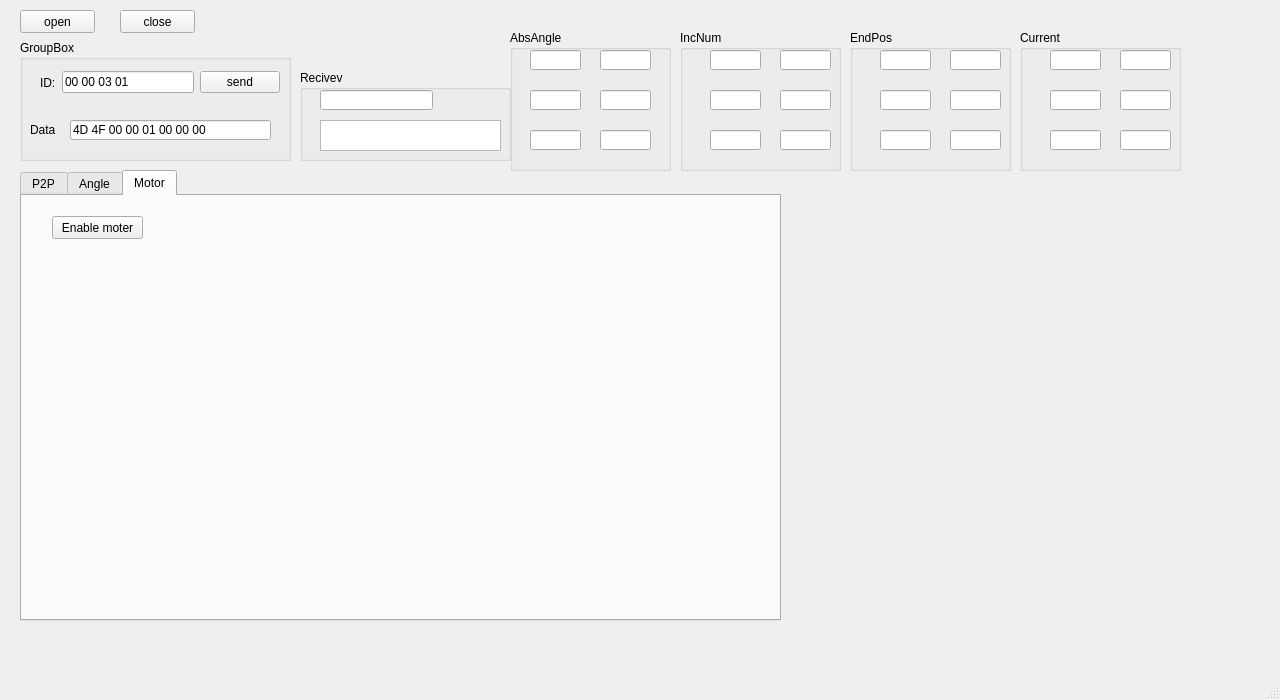
Before: the Qt Designer form view.ui in philyc/Manipulator_Controller, drawn with Qt 5.
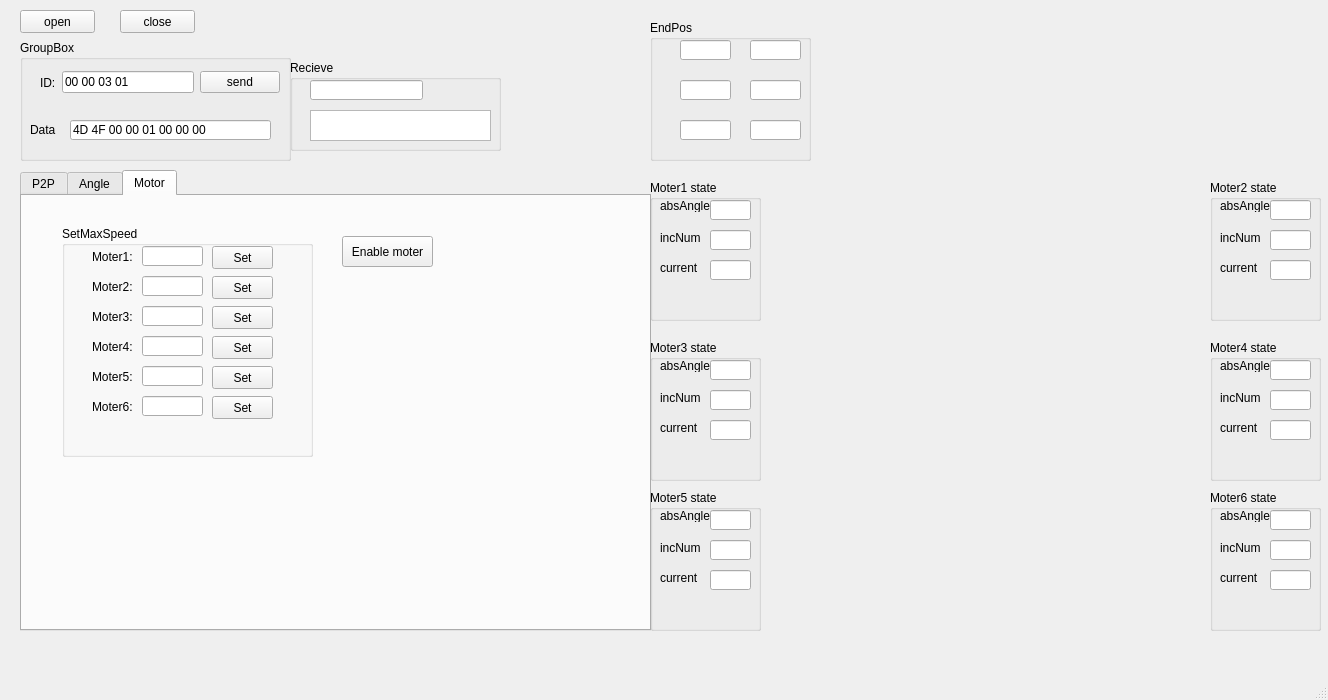
After: the same form once the commit is applied. The open tabs and pages were chosen to show the change. Custom widgets are drawn as their Qt base class.

The edit to the form file:
```diff
--- a/view.ui
+++ b/view.ui
@@ -9,7 +9,7 @@
    <rect>
     <x>0</x>
     <y>0</y>
-    <width>1280</width>
+    <width>1328</width>
     <height>700</height>
    </rect>
   </property>
@@ -120,8 +120,8 @@
      <rect>
       <x>20</x>
       <y>170</y>
-      <width>761</width>
-      <height>451</height>
+      <width>631</width>
+      <height>461</height>
      </rect>
     </property>
     <property name="tabPosition">
@@ -1221,29 +1221,258 @@
      <widget class="QPushButton" name="BtnEnable">
       <property name="geometry">
        <rect>
-        <x>30</x>
-        <y>20</y>
+        <x>320</x>
+        <y>40</y>
         <width>91</width>
-        <height>23</height>
+        <height>31</height>
        </rect>
       </property>
       <property name="text">
        <string>Enable moter</string>
       </property>
      </widget>
+     <widget class="QGroupBox" name="grpSetSpeed">
+      <property name="geometry">
+       <rect>
+        <x>40</x>
+        <y>30</y>
+        <width>251</width>
+        <height>231</height>
+       </rect>
+      </property>
+      <property name="title">
+       <string>SetMaxSpeed</string>
+      </property>
+      <widget class="QLabel" name="labMoter1SetSpeed">
+       <property name="geometry">
+        <rect>
+         <x>30</x>
+         <y>20</y>
+         <width>41</width>
+         <height>21</height>
+        </rect>
+       </property>
+       <property name="text">
+        <string>Moter1:</string>
+       </property>
+      </widget>
+      <widget class="QLabel" name="labMoter3SetSpeed">
+       <property name="geometry">
+        <rect>
+         <x>30</x>
+         <y>80</y>
+         <width>41</width>
+         <height>21</height>
+        </rect>
+       </property>
+       <property name="text">
+        <string>Moter3:</string>
+       </property>
+      </widget>
+      <widget class="QLabel" name="labMoter4SetSpeed">
+       <property name="geometry">
+        <rect>
+         <x>30</x>
+         <y>110</y>
+         <width>41</width>
+         <height>21</height>
+        </rect>
+       </property>
+       <property name="text">
+        <string>Moter4:</string>
+       </property>
+      </widget>
+      <widget class="QLineEdit" name="edtMoter2SetSpeed">
+       <property name="geometry">
+        <rect>
+         <x>80</x>
+         <y>50</y>
+         <width>61</width>
+         <height>20</height>
+        </rect>
+       </property>
+      </widget>
+      <widget class="QLineEdit" name="edtMoter4SetSpeed">
+       <property name="geometry">
+        <rect>
+         <x>80</x>
+         <y>110</y>
+         <width>61</width>
+         <height>20</height>
+        </rect>
+       </property>
+      </widget>
+      <widget class="QLabel" name="labMoter2SetSpeed">
+       <property name="geometry">
+        <rect>
+         <x>30</x>
+         <y>50</y>
+         <width>41</width>
+         <height>21</height>
+        </rect>
+       </property>
+       <property name="text">
+        <string>Moter2:</string>
+       </property>
+      </widget>
+      <widget class="QPushButton" name="btnMoter2SetSpeed">
+       <property name="geometry">
+        <rect>
+         <x>150</x>
+         <y>50</y>
+         <width>61</width>
+         <height>23</height>
+        </rect>
+       </property>
+       <property name="text">
+        <string>Set</string>
+       </property>
+      </widget>
+      <widget class="QPushButton" name="btnMoter3SetSpeed">
+       <property name="geometry">
+        <rect>
+         <x>150</x>
+         <y>80</y>
+         <width>61</width>
+         <height>23</height>
+        </rect>
+       </property>
+       <property name="text">
+        <string>Set</string>
+       </property>
+      </widget>
+      <widget class="QLineEdit" name="edtMoter1SetSpeed">
+       <property name="geometry">
+        <rect>
+         <x>80</x>
+         <y>20</y>
+         <width>61</width>
+         <height>20</height>
+        </rect>
+       </property>
+      </widget>
+      <widget class="QLabel" name="labMoter5SetSpeed">
+       <property name="geometry">
+        <rect>
+         <x>30</x>
+         <y>140</y>
+         <width>41</width>
+         <height>21</height>
+        </rect>
+       </property>
+       <property name="text">
+        <string>Moter5:</string>
+       </property>
+      </widget>
+      <widget class="QLineEdit" name="edtMoter3SetSpeed">
+       <property name="geometry">
+        <rect>
+         <x>80</x>
+         <y>80</y>
+         <width>61</width>
+         <height>20</height>
+        </rect>
+       </property>
+      </widget>
+      <widget class="QLabel" name="labMoter6SetSpeed">
+       <property name="geometry">
+        <rect>
+         <x>30</x>
+         <y>170</y>
+         <width>41</width>
+         <height>21</height>
+        </rect>
+       </property>
+       <property name="text">
+        <string>Moter6:</string>
+       </property>
+      </widget>
+      <widget class="QPushButton" name="btnMoter1SetSpeed">
+       <property name="geometry">
+        <rect>
+         <x>150</x>
+         <y>20</y>
+         <width>61</width>
+         <height>23</height>
+        </rect>
+       </property>
+       <property name="text">
+        <string>Set</string>
+       </property>
+      </widget>
+      <widget class="QPushButton" name="btnMoter6SetSpeed">
+       <property name="geometry">
+        <rect>
+         <x>150</x>
+         <y>170</y>
+         <width>61</width>
+         <height>23</height>
+        </rect>
+       </property>
+       <property name="text">
+        <string>Set</string>
+       </property>
+      </widget>
+      <widget class="QLineEdit" name="edtMoter5SetSpeed">
+       <property name="geometry">
+        <rect>
+         <x>80</x>
+         <y>140</y>
+         <width>61</width>
+         <height>20</height>
+        </rect>
+       </property>
+      </widget>
+      <widget class="QPushButton" name="btnMoter4SetSpeed">
+       <property name="geometry">
+        <rect>
+         <x>150</x>
+         <y>110</y>
+         <width>61</width>
+         <height>23</height>
+        </rect>
+       </property>
+       <property name="text">
+        <string>Set</string>
+       </property>
+      </widget>
+      <widget class="QLineEdit" name="edtMoter6SetSpeed">
+       <property name="geometry">
+        <rect>
+         <x>80</x>
+         <y>170</y>
+         <width>61</width>
+         <height>20</height>
+        </rect>
+       </property>
+      </widget>
+      <widget class="QPushButton" name="btnMoter5SetSpeed">
+       <property name="geometry">
+        <rect>
+         <x>150</x>
+         <y>140</y>
+         <width>61</width>
+         <height>23</height>
+        </rect>
+       </property>
+       <property name="text">
+        <string>Set</string>
+       </property>
+      </widget>
+     </widget>
     </widget>
    </widget>
    <widget class="QGroupBox" name="grpTest">
     <property name="geometry">
      <rect>
-      <x>300</x>
-      <y>70</y>
+      <x>290</x>
+      <y>60</y>
       <width>211</width>
       <height>91</height>
      </rect>
     </property>
     <property name="title">
-     <string>Recivev</string>
+     <string>Recieve</string>
     </property>
     <widget class="QLineEdit" name="edttest1">
      <property name="geometry">
@@ -1269,7 +1498,7 @@
    <widget class="QCustomPlot" name="wgtMoter1" native="true">
     <property name="geometry">
      <rect>
-      <x>810</x>
+      <x>760</x>
       <y>180</y>
       <width>231</width>
       <height>141</height>
@@ -1279,7 +1508,7 @@
    <widget class="QCustomPlot" name="wgtMoter2" native="true">
     <property name="geometry">
      <rect>
-      <x>1050</x>
+      <x>990</x>
       <y>180</y>
       <width>221</width>
       <height>141</height>
@@ -1289,8 +1518,8 @@
    <widget class="QCustomPlot" name="wgtMoter3" native="true">
     <property name="geometry">
      <rect>
-      <x>810</x>
-      <y>330</y>
+      <x>760</x>
+      <y>340</y>
       <width>231</width>
       <height>141</height>
      </rect>
@@ -1299,8 +1528,8 @@
    <widget class="QCustomPlot" name="wgtMoter4" native="true">
     <property name="geometry">
      <rect>
-      <x>1050</x>
-      <y>330</y>
+      <x>990</x>
+      <y>340</y>
       <width>221</width>
       <height>141</height>
      </rect>
@@ -1309,8 +1538,8 @@
    <widget class="QCustomPlot" name="wgtMoter5" native="true">
     <property name="geometry">
      <rect>
-      <x>810</x>
-      <y>480</y>
+      <x>760</x>
+      <y>500</y>
       <width>231</width>
       <height>131</height>
      </rect>
@@ -1319,164 +1548,18 @@
    <widget class="QCustomPlot" name="wgtMoter6" native="true">
     <property name="geometry">
      <rect>
-      <x>1050</x>
-      <y>480</y>
+      <x>990</x>
+      <y>490</y>
       <width>221</width>
       <height>141</height>
      </rect>
     </property>
    </widget>
-   <widget class="QGroupBox" name="grpAbsAngle">
-    <property name="geometry">
-     <rect>
-      <x>510</x>
-      <y>30</y>
-      <width>161</width>
-      <height>141</height>
-     </rect>
-    </property>
-    <property name="title">
-     <string>AbsAngle</string>
-    </property>
-    <widget class="QLineEdit" name="edtMoter3AbsAngle">
-     <property name="geometry">
-      <rect>
-       <x>20</x>
-       <y>100</y>
-       <width>51</width>
-       <height>20</height>
-      </rect>
-     </property>
-    </widget>
-    <widget class="QLineEdit" name="edtMoter2AbsAngle">
-     <property name="geometry">
-      <rect>
-       <x>20</x>
-       <y>60</y>
-       <width>51</width>
-       <height>20</height>
-      </rect>
-     </property>
-    </widget>
-    <widget class="QLineEdit" name="edtMoter1AbsAngle">
-     <property name="geometry">
-      <rect>
-       <x>20</x>
-       <y>20</y>
-       <width>51</width>
-       <height>20</height>
-      </rect>
-     </property>
-    </widget>
-    <widget class="QLineEdit" name="edtMoter6AbsAngle">
-     <property name="geometry">
-      <rect>
-       <x>90</x>
-       <y>100</y>
-       <width>51</width>
-       <height>20</height>
-      </rect>
-     </property>
-    </widget>
-    <widget class="QLineEdit" name="edtMoter5AbsAngle">
-     <property name="geometry">
-      <rect>
-       <x>90</x>
-       <y>60</y>
-       <width>51</width>
-       <height>20</height>
-      </rect>
-     </property>
-    </widget>
-    <widget class="QLineEdit" name="edtMoter4AbsAngle">
-     <property name="geometry">
-      <rect>
-       <x>90</x>
-       <y>20</y>
-       <width>51</width>
-       <height>20</height>
-      </rect>
-     </property>
-    </widget>
-   </widget>
-   <widget class="QGroupBox" name="grpIncNum">
-    <property name="geometry">
-     <rect>
-      <x>680</x>
-      <y>30</y>
-      <width>161</width>
-      <height>141</height>
-     </rect>
-    </property>
-    <property name="title">
-     <string>IncNum</string>
-    </property>
-    <widget class="QLineEdit" name="edtMoter3AddAngle">
-     <property name="geometry">
-      <rect>
-       <x>30</x>
-       <y>100</y>
-       <width>51</width>
-       <height>20</height>
-      </rect>
-     </property>
-    </widget>
-    <widget class="QLineEdit" name="edtMoter5AddAngle">
-     <property name="geometry">
-      <rect>
-       <x>100</x>
-       <y>60</y>
-       <width>51</width>
-       <height>20</height>
-      </rect>
-     </property>
-    </widget>
-    <widget class="QLineEdit" name="edtMoter4AddAngle">
-     <property name="geometry">
-      <rect>
-       <x>100</x>
-       <y>20</y>
-       <width>51</width>
-       <height>20</height>
-      </rect>
-     </property>
-    </widget>
-    <widget class="QLineEdit" name="edtMoter2AddAngle">
-     <property name="geometry">
-      <rect>
-       <x>30</x>
-       <y>60</y>
-       <width>51</width>
-       <height>20</height>
-      </rect>
-     </property>
-    </widget>
-    <widget class="QLineEdit" name="edtMoter6AddAngle">
-     <property name="geometry">
-      <rect>
-       <x>100</x>
-       <y>100</y>
-       <width>51</width>
-       <height>20</height>
-      </rect>
-     </property>
-    </widget>
-    <widget class="QLineEdit" name="edtMoter1AddAngle">
-     <property name="geometry">
-      <rect>
-       <x>30</x>
-       <y>20</y>
-       <width>51</width>
-       <height>20</height>
-      </rect>
-     </property>
-    </widget>
-   </widget>
    <widget class="QGroupBox" name="grpEndPos">
     <property name="geometry">
      <rect>
-      <x>850</x>
-      <y>30</y>
+      <x>650</x>
+      <y>20</y>
       <width>161</width>
       <height>141</height>
      </rect>
@@ -1548,21 +1631,234 @@
    <widget class="QGroupBox" name="grpIncNum_3">
     <property name="geometry">
      <rect>
-      <x>1020</x>
-      <y>30</y>
-      <width>161</width>
+      <x>650</x>
+      <y>180</y>
+      <width>111</width>
       <height>141</height>
      </rect>
     </property>
     <property name="title">
-     <string>Current</string>
+     <string>Moter1 state</string>
     </property>
+    <widget class="QLineEdit" name="edtMoter1AbsAngle">
+     <property name="geometry">
+      <rect>
+       <x>60</x>
+       <y>20</y>
+       <width>41</width>
+       <height>20</height>
+      </rect>
+     </property>
+    </widget>
+    <widget class="QLabel" name="labMoter1AbsAngle">
+     <property name="geometry">
+      <rect>
+       <x>10</x>
+       <y>20</y>
+       <width>54</width>
+       <height>12</height>
+      </rect>
+     </property>
+     <property name="text">
+      <string>absAngle</string>
+     </property>
+    </widget>
+    <widget class="QLabel" name="labMoter1AddAngle">
+     <property name="geometry">
+      <rect>
+       <x>10</x>
+       <y>50</y>
+       <width>54</width>
+       <height>16</height>
+      </rect>
+     </property>
+     <property name="text">
+      <string>incNum</string>
+     </property>
+    </widget>
+    <widget class="QLineEdit" name="edtMoter1AddAngle">
+     <property name="geometry">
+      <rect>
+       <x>60</x>
+       <y>50</y>
+       <width>41</width>
+       <height>20</height>
+      </rect>
+     </property>
+    </widget>
+    <widget class="QLineEdit" name="edtMoter1Current">
+     <property name="geometry">
+      <rect>
+       <x>60</x>
+       <y>80</y>
+       <width>41</width>
+       <height>20</height>
+      </rect>
+     </property>
+    </widget>
+    <widget class="QLabel" name="labMoter1Current">
+     <property name="geometry">
+      <rect>
+       <x>10</x>
+       <y>80</y>
+       <width>54</width>
+       <height>16</height>
+      </rect>
+     </property>
+     <property name="text">
+      <string>current</string>
+     </property>
+    </widget>
+   </widget>
+   <widget class="QGroupBox" name="grpMoter3State">
+    <property name="geometry">
+     <rect>
+      <x>650</x>
+      <y>340</y>
+      <width>111</width>
+      <height>141</height>
+     </rect>
+    </property>
+    <property name="title">
+     <string>Moter3 state</string>
+    </property>
+    <widget class="QLabel" name="labMoter3AbsAngle">
+     <property name="geometry">
+      <rect>
+       <x>10</x>
+       <y>20</y>
+       <width>54</width>
+       <height>12</height>
+      </rect>
+     </property>
+     <property name="text">
+      <string>absAngle</string>
+     </property>
+    </widget>
+    <widget class="QLabel" name="labMoter3AddAngle">
+     <property name="geometry">
+      <rect>
+       <x>10</x>
+       <y>50</y>
+       <width>54</width>
+       <height>16</height>
+      </rect>
+     </property>
+     <property name="text">
+      <string>incNum</string>
+     </property>
+    </widget>
+    <widget class="QLabel" name="labMoter3Current">
+     <property name="geometry">
+      <rect>
+       <x>10</x>
+       <y>80</y>
+       <width>54</width>
+       <height>16</height>
+      </rect>
+     </property>
+     <property name="text">
+      <string>current</string>
+     </property>
+    </widget>
+    <widget class="QLineEdit" name="edtMoter3AbsAngle">
+     <property name="geometry">
+      <rect>
+       <x>60</x>
+       <y>20</y>
+       <width>41</width>
+       <height>20</height>
+      </rect>
+     </property>
+    </widget>
+    <widget class="QLineEdit" name="edtMoter3AddAngle">
+     <property name="geometry">
+      <rect>
+       <x>60</x>
+       <y>50</y>
+       <width>41</width>
+       <height>20</height>
+      </rect>
+     </property>
+    </widget>
     <widget class="QLineEdit" name="edtMoter3Current">
      <property name="geometry">
       <rect>
-       <x>30</x>
-       <y>100</y>
-       <width>51</width>
+       <x>60</x>
+       <y>80</y>
+       <width>41</width>
+       <height>20</height>
+      </rect>
+     </property>
+    </widget>
+   </widget>
+   <widget class="QGroupBox" name="grpMoter5State">
+    <property name="geometry">
+     <rect>
+      <x>650</x>
+      <y>490</y>
+      <width>111</width>
+      <height>141</height>
+     </rect>
+    </property>
+    <property name="title">
+     <string>Moter5 state</string>
+    </property>
+    <widget class="QLabel" name="labMoter5AbsAngle">
+     <property name="geometry">
+      <rect>
+       <x>10</x>
+       <y>20</y>
+       <width>54</width>
+       <height>12</height>
+      </rect>
+     </property>
+     <property name="text">
+      <string>absAngle</string>
+     </property>
+    </widget>
+    <widget class="QLabel" name="labMoter5AddAngle">
+     <property name="geometry">
+      <rect>
+       <x>10</x>
+       <y>50</y>
+       <width>54</width>
+       <height>16</height>
+      </rect>
+     </property>
+     <property name="text">
+      <string>incNum</string>
+     </property>
+    </widget>
+    <widget class="QLabel" name="labMoter5Current">
+     <property name="geometry">
+      <rect>
+       <x>10</x>
+       <y>80</y>
+       <width>54</width>
+       <height>16</height>
+      </rect>
+     </property>
+     <property name="text">
+      <string>current</string>
+     </property>
+    </widget>
+    <widget class="QLineEdit" name="edtMoter5AbsAngle">
+     <property name="geometry">
+      <rect>
+       <x>60</x>
+       <y>20</y>
+       <width>41</width>
+       <height>20</height>
+      </rect>
+     </property>
+    </widget>
+    <widget class="QLineEdit" name="edtMoter5AddAngle">
+     <property name="geometry">
+      <rect>
+       <x>60</x>
+       <y>50</y>
+       <width>41</width>
        <height>20</height>
       </rect>
      </property>
@@ -1570,19 +1866,81 @@
     <widget class="QLineEdit" name="edtMoter5Current">
      <property name="geometry">
       <rect>
-       <x>100</x>
-       <y>60</y>
-       <width>51</width>
+       <x>60</x>
+       <y>80</y>
+       <width>41</width>
        <height>20</height>
       </rect>
      </property>
     </widget>
-    <widget class="QLineEdit" name="edtMoter4Current">
+   </widget>
+   <widget class="QGroupBox" name="grpMoter2State">
+    <property name="geometry">
+     <rect>
+      <x>1210</x>
+      <y>180</y>
+      <width>111</width>
+      <height>141</height>
+     </rect>
+    </property>
+    <property name="title">
+     <string>Moter2 state</string>
+    </property>
+    <widget class="QLabel" name="labMoter2AbsAngle">
      <property name="geometry">
       <rect>
-       <x>100</x>
+       <x>10</x>
        <y>20</y>
-       <width>51</width>
+       <width>54</width>
+       <height>12</height>
+      </rect>
+     </property>
+     <property name="text">
+      <string>absAngle</string>
+     </property>
+    </widget>
+    <widget class="QLabel" name="labMoter2AddAngle">
+     <property name="geometry">
+      <rect>
+       <x>10</x>
+       <y>50</y>
+       <width>54</width>
+       <height>16</height>
+      </rect>
+     </property>
+     <property name="text">
+      <string>incNum</string>
+     </property>
+    </widget>
+    <widget class="QLabel" name="labMoter2Current">
+     <property name="geometry">
+      <rect>
+       <x>10</x>
+       <y>80</y>
+       <width>54</width>
+       <height>16</height>
+      </rect>
+     </property>
+     <property name="text">
+      <string>current</string>
+     </property>
+    </widget>
+    <widget class="QLineEdit" name="edtMoter2AbsAngle">
+     <property name="geometry">
+      <rect>
+       <x>60</x>
+       <y>20</y>
+       <width>41</width>
+       <height>20</height>
+      </rect>
+     </property>
+    </widget>
+    <widget class="QLineEdit" name="edtMoter2AddAngle">
+     <property name="geometry">
+      <rect>
+       <x>60</x>
+       <y>50</y>
+       <width>41</width>
        <height>20</height>
       </rect>
      </property>
@@ -1590,9 +1948,163 @@
     <widget class="QLineEdit" name="edtMoter2Current">
      <property name="geometry">
       <rect>
-       <x>30</x>
-       <y>60</y>
-       <width>51</width>
+       <x>60</x>
+       <y>80</y>
+       <width>41</width>
+       <height>20</height>
+      </rect>
+     </property>
+    </widget>
+   </widget>
+   <widget class="QGroupBox" name="grpMoter4State">
+    <property name="geometry">
+     <rect>
+      <x>1210</x>
+      <y>340</y>
+      <width>111</width>
+      <height>141</height>
+     </rect>
+    </property>
+    <property name="title">
+     <string>Moter4 state</string>
+    </property>
+    <widget class="QLabel" name="labMoter4AbsAngle">
+     <property name="geometry">
+      <rect>
+       <x>10</x>
+       <y>20</y>
+       <width>54</width>
+       <height>12</height>
+      </rect>
+     </property>
+     <property name="text">
+      <string>absAngle</string>
+     </property>
+    </widget>
+    <widget class="QLabel" name="labMoter4AddAngle">
+     <property name="geometry">
+      <rect>
+       <x>10</x>
+       <y>50</y>
+       <width>54</width>
+       <height>16</height>
+      </rect>
+     </property>
+     <property name="text">
+      <string>incNum</string>
+     </property>
+    </widget>
+    <widget class="QLabel" name="labMoter4Current">
+     <property name="geometry">
+      <rect>
+       <x>10</x>
+       <y>80</y>
+       <width>54</width>
+       <height>16</height>
+      </rect>
+     </property>
+     <property name="text">
+      <string>current</string>
+     </property>
+    </widget>
+    <widget class="QLineEdit" name="edtMoter4AbsAngle">
+     <property name="geometry">
+      <rect>
+       <x>60</x>
+       <y>20</y>
+       <width>41</width>
+       <height>20</height>
+      </rect>
+     </property>
+    </widget>
+    <widget class="QLineEdit" name="edtMoter4AddAngle">
+     <property name="geometry">
+      <rect>
+       <x>60</x>
+       <y>50</y>
+       <width>41</width>
+       <height>20</height>
+      </rect>
+     </property>
+    </widget>
+    <widget class="QLineEdit" name="edtMoter4Current">
+     <property name="geometry">
+      <rect>
+       <x>60</x>
+       <y>80</y>
+       <width>41</width>
+       <height>20</height>
+      </rect>
+     </property>
+    </widget>
+   </widget>
+   <widget class="QGroupBox" name="grpMoter6State">
+    <property name="geometry">
+     <rect>
+      <x>1210</x>
+      <y>490</y>
+      <width>111</width>
+      <height>141</height>
+     </rect>
+    </property>
+    <property name="title">
+     <string>Moter6 state</string>
+    </property>
+    <widget class="QLabel" name="labMoter6AbsAngle">
+     <property name="geometry">
+      <rect>
+       <x>10</x>
+       <y>20</y>
+       <width>54</width>
+       <height>12</height>
+      </rect>
+     </property>
+     <property name="text">
+      <string>absAngle</string>
+     </property>
+    </widget>
+    <widget class="QLabel" name="labMoter6AddAngle">
+     <property name="geometry">
+      <rect>
+       <x>10</x>
+       <y>50</y>
+       <width>54</width>
+       <height>16</height>
+      </rect>
+     </property>
+     <property name="text">
+      <string>incNum</string>
+     </property>
+    </widget>
+    <widget class="QLabel" name="labMoter6Current">
+     <property name="geometry">
+      <rect>
+       <x>10</x>
+       <y>80</y>
+       <width>54</width>
+       <height>16</height>
+      </rect>
+     </property>
+     <property name="text">
+      <string>current</string>
+     </property>
+    </widget>
+    <widget class="QLineEdit" name="edtMoter6AbsAngle">
+     <property name="geometry">
+      <rect>
+       <x>60</x>
+       <y>20</y>
+       <width>41</width>
+       <height>20</height>
+      </rect>
+     </property>
+    </widget>
+    <widget class="QLineEdit" name="edtMoter6AddAngle">
+     <property name="geometry">
+      <rect>
+       <x>60</x>
+       <y>50</y>
+       <width>41</width>
        <height>20</height>
       </rect>
      </property>
@@ -1600,19 +2112,9 @@
     <widget class="QLineEdit" name="edtMoter6Current">
      <property name="geometry">
       <rect>
-       <x>100</x>
-       <y>100</y>
-       <width>51</width>
-       <height>20</height>
-      </rect>
-     </property>
-    </widget>
-    <widget class="QLineEdit" name="edtMoter1Current">
-     <property name="geometry">
-      <rect>
-       <x>30</x>
-       <y>20</y>
-       <width>51</width>
+       <x>60</x>
+       <y>80</y>
+       <width>41</width>
        <height>20</height>
       </rect>
      </property>
```
Left out of the diff: 118 changed lines with no effect on the pictures.
